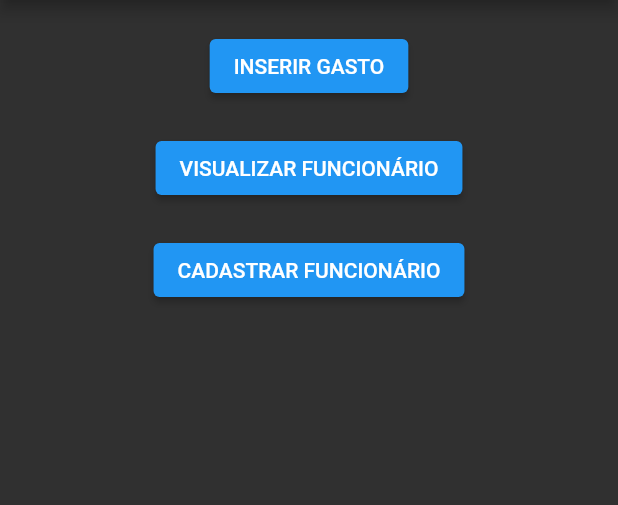
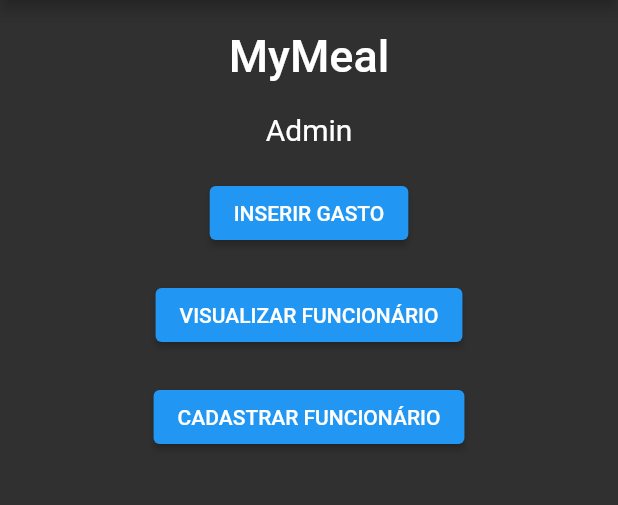
Before and after one commit to VCleitoso/App-Mobile-PAC-IV, a Flutter app: the AdminPage screen opened directly, on a phone screen of 412 x 824 dp, the part 84-589 px from its top. Run offline on Flutter 3.47's test engine with Material 2 defaults, Android fonts, the phone set to English and light mode, and no system bars.

Commit message:
Update na pagina de admin adicionando título e subtítulo

```diff
--- a/pac4/lib/AdminPage.dart
+++ b/pac4/lib/AdminPage.dart
@@ -18,6 +18,30 @@ class AdminPage extends StatelessWidget{
           padding: const EdgeInsets.all(10),
           child: ListView(
             children: [
+
+              //TÍTULO GRANDÃO
+              Container(
+                  alignment: Alignment.center,
+                  padding: const EdgeInsets.all(10),
+                  child: const Text(
+                    "MyMeal",
+                    style: TextStyle(
+                      color: Colors.white,
+                      fontWeight: FontWeight.w500,
+                      fontSize: 30,
+                    ),
+                  )
+              ),
+
+              //SUBTÍTULO
+              Container(
+                alignment: Alignment.center,
+                padding: const EdgeInsets.all(10),
+                child: const Text(
+                  "Admin",
+                  style: TextStyle(fontSize: 20),
+                ),
+              ),
 
               //BOTÃO DE INSERIR GASTO
               Container(
--- a/pac4/lib/Home.dart
+++ b/pac4/lib/Home.dart
@@ -132,7 +132,10 @@ class Home extends State<HomeBig> {
                           style: TextStyle(fontSize: 20),
                         ),
                         onPressed: (){
-                          //Tela de ajuda ao esquecer a senha
+                          Navigator.push(
+                              context,
+                              MaterialPageRoute(builder: (context) => HelpPage())
+                          );
                         },
                       ),
                     ],
```
Also changed, not shown: pac4/pubspec.lock.
